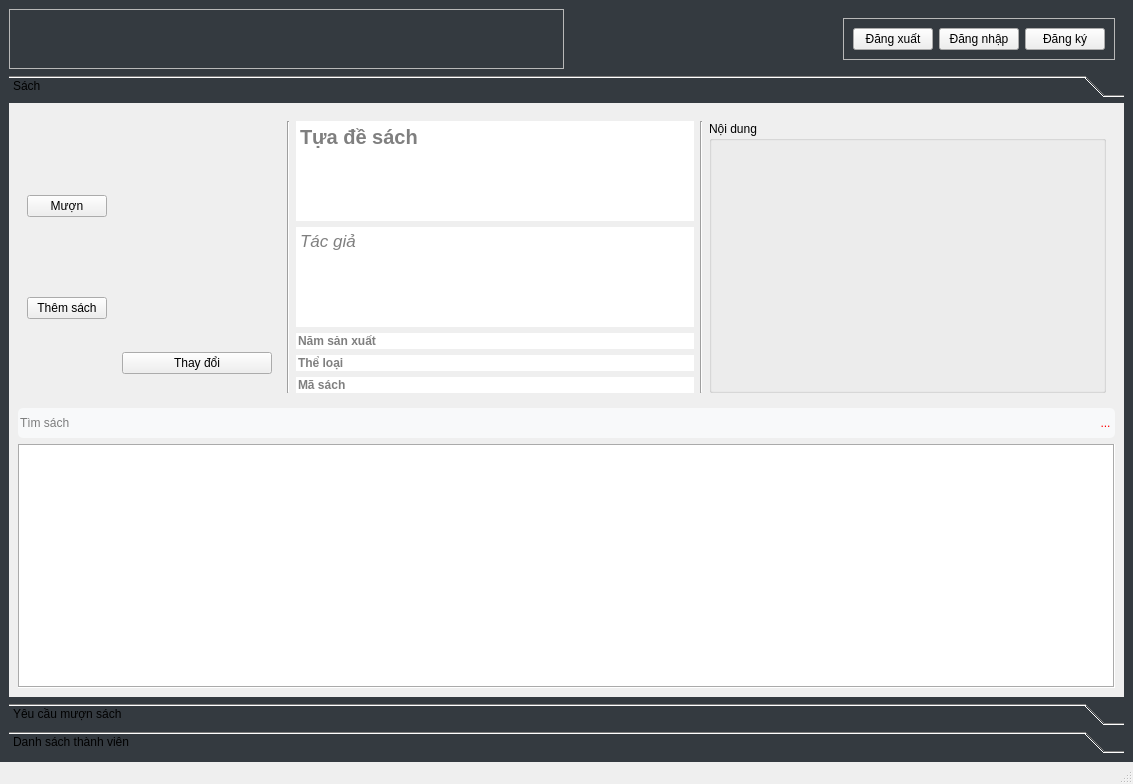
Above: mainwindow.ui from fantasyinferno/libpro before the change. Below: the same form after it.
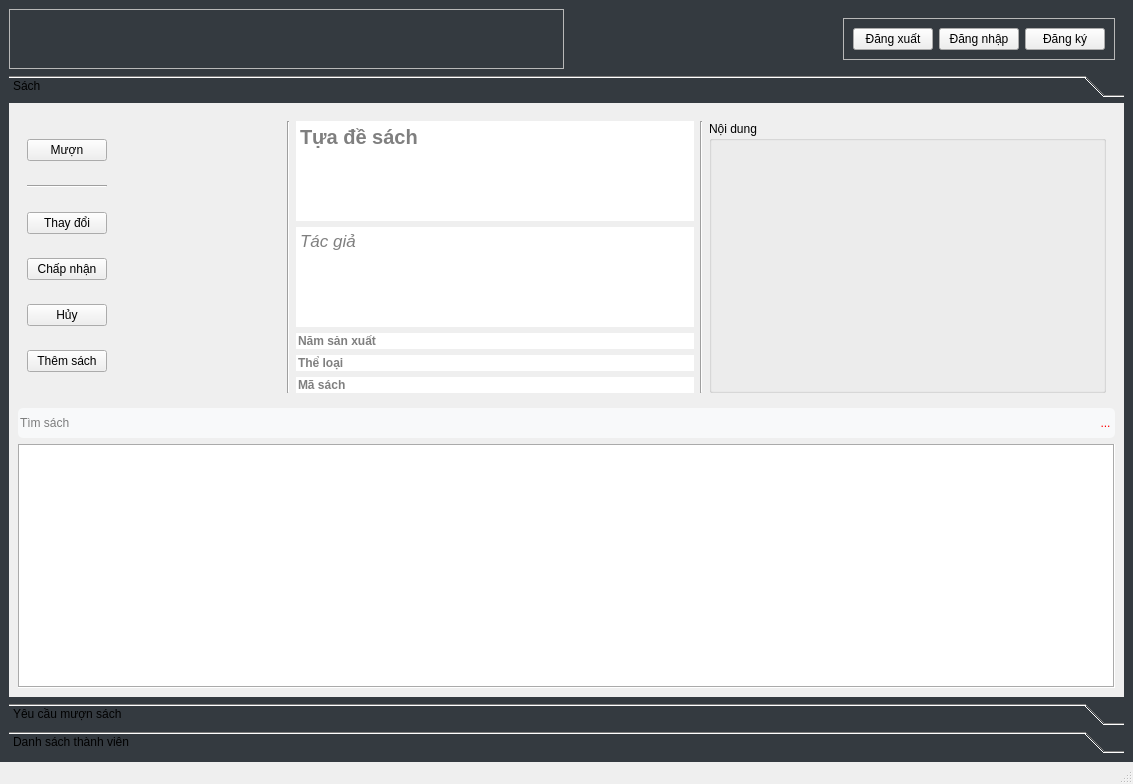
That is the form after the change. The open tabs and pages were chosen to show the change. Icons and pictures are not drawn.

The edit to the form file:
```diff
--- a/mainwindow.ui
+++ b/mainwindow.ui
@@ -235,6 +235,37 @@
                  </property>
                 </widget>
                </item>
+               <item>
+                <widget class="Line" name="line_3">
+                 <property name="orientation">
+                  <enum>Qt::Horizontal</enum>
+                 </property>
+                </widget>
+               </item>
+               <item>
+                <widget class="QPushButton" name="thayDoiSachButton">
+                 <property name="enabled">
+                  <bool>true</bool>
+                 </property>
+                 <property name="text">
+                  <string>Thay đổi</string>
+                 </property>
+                </widget>
+               </item>
+               <item>
+                <widget class="QPushButton" name="chapNhanSachButton">
+                 <property name="text">
+                  <string>Chấp nhận</string>
+                 </property>
+                </widget>
+               </item>
+               <item>
+                <widget class="QPushButton" name="huySachButton">
+                 <property name="text">
+                  <string>Hủy</string>
+                 </property>
+                </widget>
+               </item>
                <item>
                 <widget class="QPushButton" name="themSachButton">
                  <property name="text">
@@ -261,7 +292,7 @@
                <property name="frameShadow">
                 <enum>QFrame::Raised</enum>
                </property>
-               <layout class="QVBoxLayout" name="verticalLayout_7" stretch="0,0">
+               <layout class="QVBoxLayout" name="verticalLayout_7" stretch="0">
                 <item>
                  <widget class="QLabel" name="biaSach">
                   <property name="sizePolicy">
@@ -290,16 +321,6 @@
                   </property>
                  </widget>
                 </item>
-                <item>
-                 <widget class="QPushButton" name="thayDoiSachButton">
-                  <property name="enabled">
-                   <bool>true</bool>
-                  </property>
-                  <property name="text">
-                   <string>Thay đổi</string>
-                  </property>
-                 </widget>
-                </item>
                </layout>
               </widget>
              </item>
```
Left out of the diff: 4 changed lines with no effect on the pictures.
